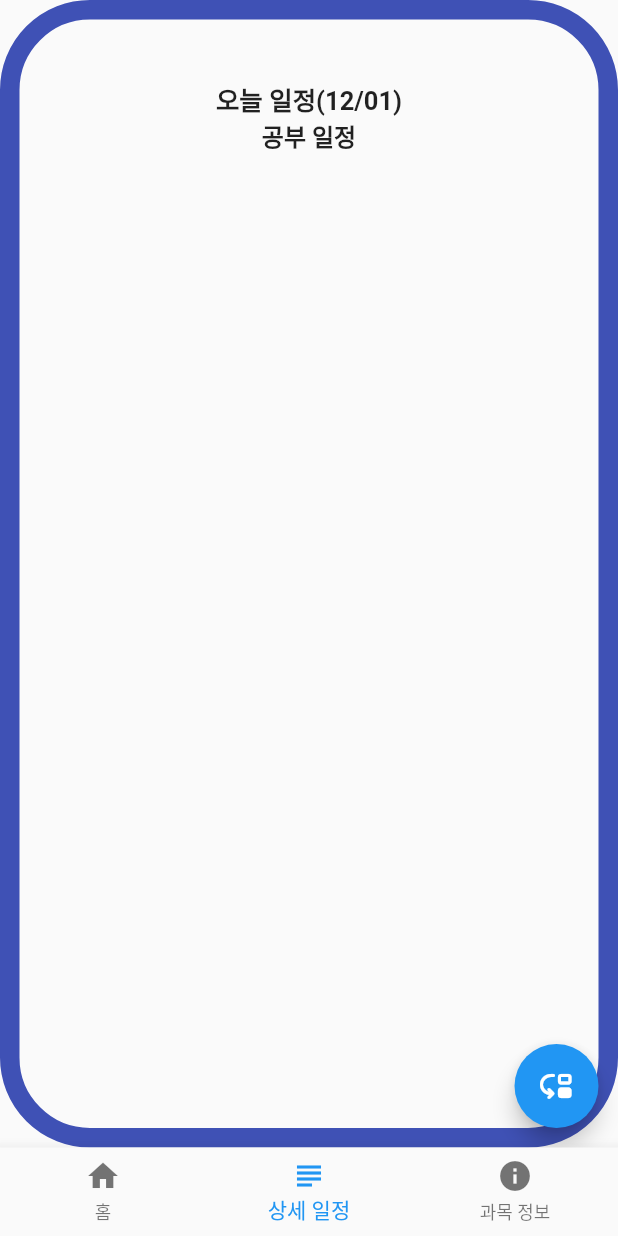
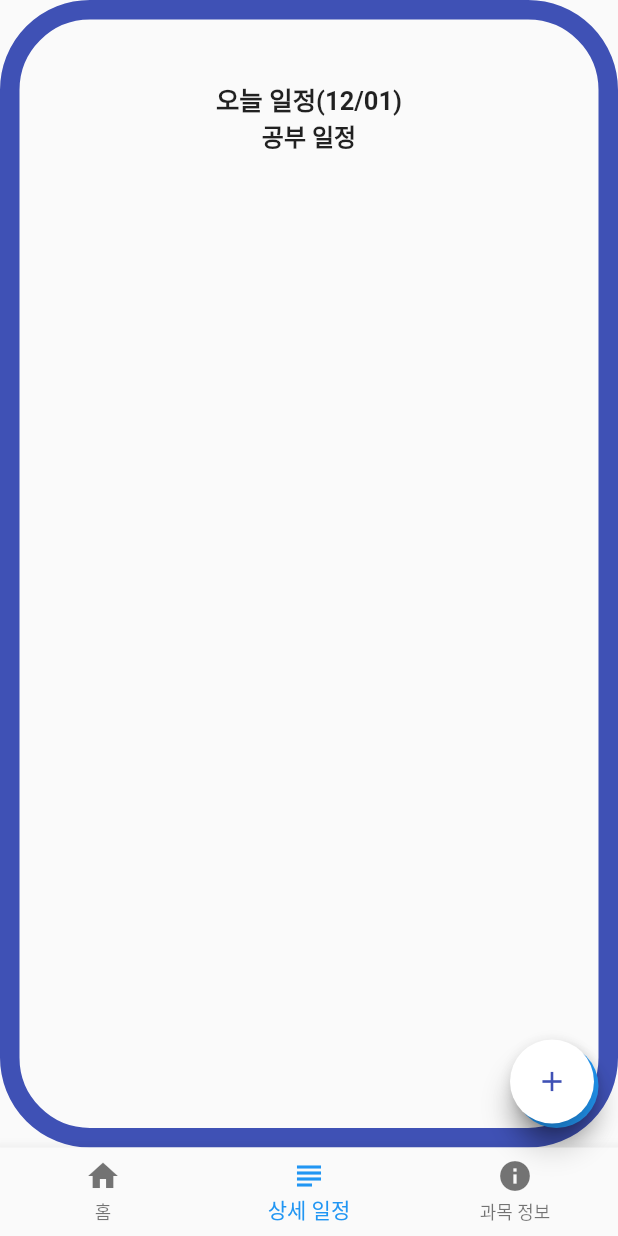
Before and after one commit to ChoBeomHee/Useful_Calandar_App, a Flutter app: the screen it shows once a user with an empty profile is signed in, item 2 of the bottom bar chosen, on a phone screen of 412 x 824 dp. Run offline on Flutter 3.47's test engine with Material 2 defaults, Android fonts, the phone set to English and light mode, and no system bars; drawn by our look-alikes of flutter_speed_dial; our stand-ins replace cloud_firestore, firebase_auth, firebase_core, firebase_messaging, modal_progress_hud_nsn, syncfusion_flutter_calendar and 1 more; accounts and stored records are empty.

```diff
--- a/lib/CalendarHomePage.dart
+++ b/lib/CalendarHomePage.dart
@@ -3,6 +3,7 @@ import 'package:cloud_firestore/cloud_firestore.dart';
 import 'package:table_calendar/table_calendar.dart';
 import 'schedule.dart';
 import 'package:team/CalendarPage.dart';
+import 'package:flutter_speed_dial/flutter_speed_dial.dart';
 import 'AddAssignExam.dart';
 import 'AddPersonal.dart';
 import 'AddSubject.dart';
@@ -40,6 +41,7 @@ class _CalendarHomePageState extends State<CalendarHomePage> {
         child: _widgetOptions.elementAt(_selectedIndex),
       ),
       bottomNavigationBar: BottomNavigationBar(
+        type: BottomNavigationBarType.fixed,
         items: const [
           BottomNavigationBarItem(icon: Icon(Icons.home), label: '홈'),
           BottomNavigationBarItem(icon: Icon(Icons.subject), label: '상세 일정'),
@@ -48,6 +50,94 @@ class _CalendarHomePageState extends State<CalendarHomePage> {
         currentIndex: _selectedIndex,
         onTap: _onItemTapped,
       ),
+      floatingActionButton: SpeedDial(
+        icon: Icons.add,
+        iconTheme: IconThemeData(size: 22.0, color: Colors.indigo,),
+        activeIcon: Icons.close,
+        visible: true,
+        curve: Curves.bounceIn,
+        overlayColor: Colors.black,
+        overlayOpacity: 0.6,
+        foregroundColor: Colors.black,
+        backgroundColor: Colors.white,
+        elevation: 8.0,
+        shape: CircleBorder(),
+        children: [
+          SpeedDialChild(
+            onTap: (){
+              FirebaseAuth.instance.signOut();
+            },
+            child: Icon(Icons.logout),
+            labelBackgroundColor: null,
+            label: '로그아웃',
+            labelStyle: TextStyle(fontSize: 18.0),
+          ),
+          SpeedDialChild(
+            onTap: (){
+              showDialog(context: context,
+                  // barrierDismissible 는 팝업 메세지가 띄어졌을 때 뒷 배경의 touchEvent 가능 여부에 대한 값
+                  // true: 뒷 배경 touch 하면 팝업 메세지가 닫힘, false: 안 닫힘
+                  barrierDismissible: true,
+                  builder: (BuildContext context){
+                    return const AlertDialog(
+                      title: Text('개인 일정 추가'),
+                      shape: RoundedRectangleBorder(borderRadius: BorderRadius.all(Radius.circular(12))), //모서리를 둥글게
+                      // 팝업 메시지에 AddPersonal 을 불러옴
+                      content: AddPersonal(),
+                    );
+                  });
+            },
+            child: Icon(Icons.person_add_alt_1),
+            backgroundColor: Color(0xFFc5e0f4),
+            label: '+ 개인 일정',
+            labelStyle: TextStyle(fontSize: 18.0),
+          ),
+          SpeedDialChild(
+            onTap: () {
+              showDialog(context: context,
+                  // barrierDismissible 는 팝업 메세지가 띄어졌을 때 뒷 배경의 touchEvent 가능 여부에 대한 값
+                  // true: 뒷 배경 touch 하면 팝업 메세지가 닫힘, false: 안 닫힘
+                  barrierDismissible: true,
+                  builder: (BuildContext context){
+                    return const AlertDialog(
+                      title: Text('과제/시험 일정 추가'),
+                      shape: RoundedRectangleBorder(borderRadius: BorderRadius.all(Radius.circular(12))), //모서리를 둥글게
+                      // 팝업 메시지에 AddAssignExam 을 불러옴
+                      content: AddAssignExam(),
+                    );
+                  });
+            },
+            child: Icon(Icons.school),
+            backgroundColor: Color(0xFFc5e0f4),
+            label: '+ 과제/시험',
+            labelStyle: TextStyle(fontSize: 18.0),
+          ),
+          SpeedDialChild(
+            onTap: () {
+              showDialog(
+                  context: context,
+                  // barrierDismissible 는 팝업 메세지가 띄어졌을 때 뒷 배경의 touchEvent 가능 여부에 대한 값
+                  // true: 뒷 배경 touch 하면 팝업 메세지가 닫힘, false: 안 닫힘
+                  barrierDismissible: true,
+                  builder: (BuildContext context) {
+                    return const AlertDialog(
+                      title: Text('과목추가'),
+                      shape: RoundedRectangleBorder(
+                          borderRadius: BorderRadius.all(
+                              Radius.circular(12.0))), //모서리를 둥글게
+                      // 팝업 메시지에 AddSubjects 를 불러옴
+                      content: AddSubjects(),
+                    );
+                  }
+              );
+            },
+            child: Icon(Icons.menu_book_outlined),
+            backgroundColor: Color(0xFFc5e0f4),
+            label: '+ 과목',
+            labelStyle: TextStyle(fontSize: 18.0),
+          ),
+        ],
+      ),
     );
   }
 }
```
